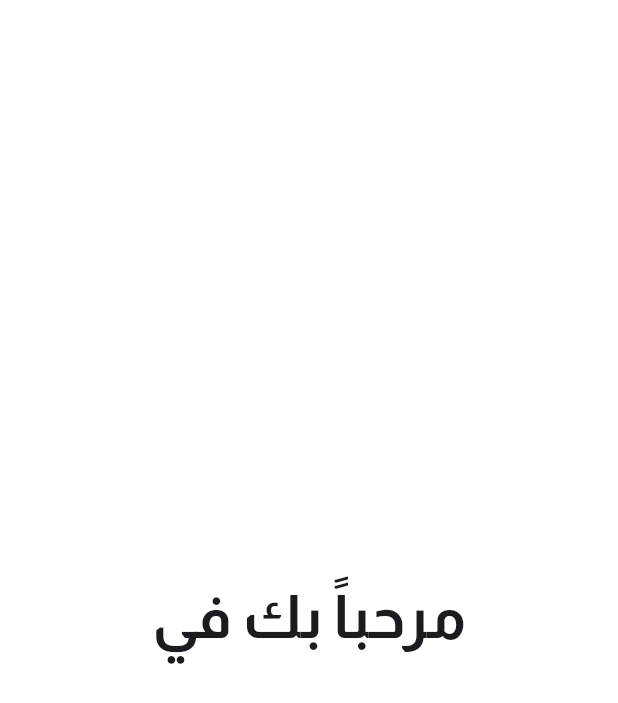
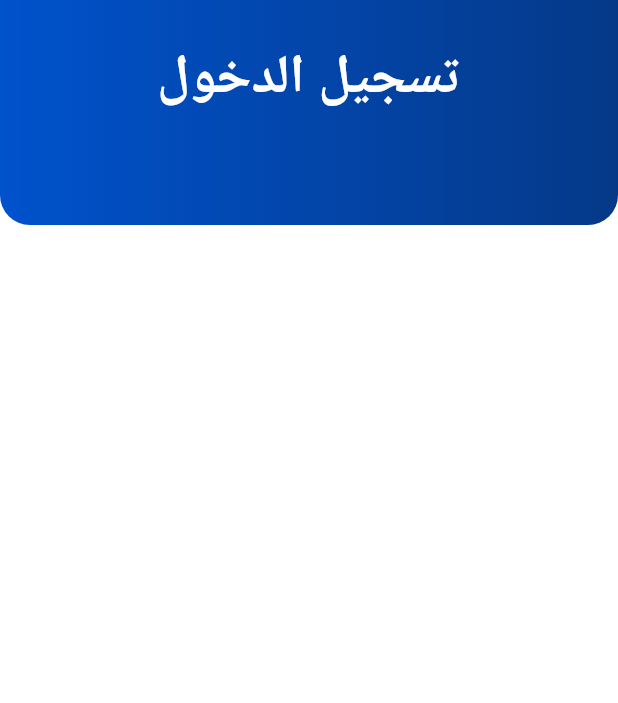
Before and after one commit to E-commerce-CS22/Flutter-app, a Flutter app: the screen it shows after launch, on a phone screen of 412 x 824 dp. Shown: the top 703 px of the screen. Run offline on Flutter 3.47's test engine with Material 3 defaults, Android fonts, the phone set to English and light mode, and no system bars; our stand-ins replace flutter_bloc, flutter_svg, get_it.

Commit message:
add appbar widget

```diff
--- /dev/null
+++ b/lib/common/widgets/appbar/app_bar.dart
@@ -0,0 +1,91 @@
+import 'package:flutter/material.dart';
+import 'package:smartstore/core/configs/theme/app_colors.dart';
+
+class CurvedAppBar extends StatelessWidget implements PreferredSizeWidget {
+  final Widget? title;
+  final Color? backgroundColor;
+  final double? height;
+  final bool hideBack;
+
+  const CurvedAppBar({
+    this.title,
+    this.hideBack = false,
+    this.backgroundColor,
+    this.height,
+    super.key,
+  });
+
+  @override
+  Widget build(BuildContext context) {
+    return Stack(
+      children: [
+        ClipPath(
+          clipper: AppBarClipper(),
+          child: Container(
+            height: height ?? 150.0,
+            decoration: const BoxDecoration(
+              gradient: LinearGradient(
+                colors: [AppColors.gradient1, AppColors.gradient2],
+                begin: Alignment.centerLeft,
+                end: Alignment.centerRight,
+              ),
+            ),
+          ),
+        ),
+        Container(
+          child: AppBar(
+              backgroundColor: Colors.transparent,
+              elevation: 0,
+              centerTitle: true,
+              toolbarHeight: height != null ? height! * 0.7 : 105.0,
+              // Adjust height for title centering
+              title: Container(
+                alignment: Alignment.bottomCenter,
+                child: DefaultTextStyle(
+                  style: const TextStyle(
+                    color: AppColors.white,
+                    fontSize: 36,
+                    fontWeight: FontWeight.w700,
+                  ),
+                  child: title!, // This will apply the style to the title
+                ),
+              )),
+        ),
+      ],
+    );
+  }
+
+  @override
+  Size get preferredSize => Size.fromHeight(height ?? 150.0);
+}
+
+class AppBarClipper extends CustomClipper<Path> {
+  @override
+  Path getClip(Size size) {
+    double cornerRadius = 20.0; // Adjust for rounded corners
+
+    Path path = Path();
+    path.moveTo(0, 0);
+    path.lineTo(0, size.height - cornerRadius);
+    path.arcToPoint(
+      Offset(cornerRadius, size.height),
+      radius: Radius.circular(cornerRadius),
+      clockwise: false,
+    );
+    path.lineTo(size.width - cornerRadius, size.height);
+    path.arcToPoint(
+      Offset(size.width, size.height - cornerRadius),
+      radius: Radius.circular(cornerRadius),
+      clockwise: false,
+    );
+    path.lineTo(size.width, 0);
+    path.close();
+
+    return path;
+  }
+
+  @override
+  bool shouldReclip(CustomClipper<Path> oldClipper) {
+    return false;
+  }
+}
--- a/lib/core/configs/theme/app_colors.dart
+++ b/lib/core/configs/theme/app_colors.dart
@@ -5,4 +5,15 @@ class AppColors {
   static const primary = Color(0xff0052cc);
   static const background = Color(0xffffffff);
   static const secondBackground = Color(0xe5848484);
+
+  //gradient
+  static const gradient1 = Color(0xff0052cc);
+  static const gradient2 = Color(0xff053988);
+
+
+  //Basics
+  static const white = Color(0xffffffff);
+  static const black = Color(0xff000000);
+
+
 }
--- a/lib/features/authentication/presentation/pages/login_page.dart
+++ b/lib/features/authentication/presentation/pages/login_page.dart
@@ -1,23 +1,31 @@
 import 'package:flutter/cupertino.dart';
 import 'package:flutter/material.dart';
+import 'package:smartstore/common/widgets/appbar/app_bar.dart';
+
+import '../../../../core/configs/theme/app_colors.dart';
 
 class loginPage extends StatelessWidget {
   const loginPage({super.key});
 
   @override
   Widget build(BuildContext context) {
-    return Scaffold(
-      body: Center(
-        child: Container(
-          child: const Text(
-            'مرحباً بك في',
-            style: TextStyle(
-              fontSize: 40,
-              fontWeight: FontWeight.w700,
-            ),
-          ),
+    return const Scaffold(
+      appBar: CurvedAppBar(title: Text("تسجيل الدخول"),),
+      body:Padding(
+        padding: EdgeInsets.symmetric(
+          horizontal:16,
+          vertical:40
         ),
-      ),
+        child: Column(
+          crossAxisAlignment: CrossAxisAlignment.start,
+          children: [
+
+          ],
+        ),
+      )
     );
   }
 }
+
+
+// Widget _welcomeMessage
```
